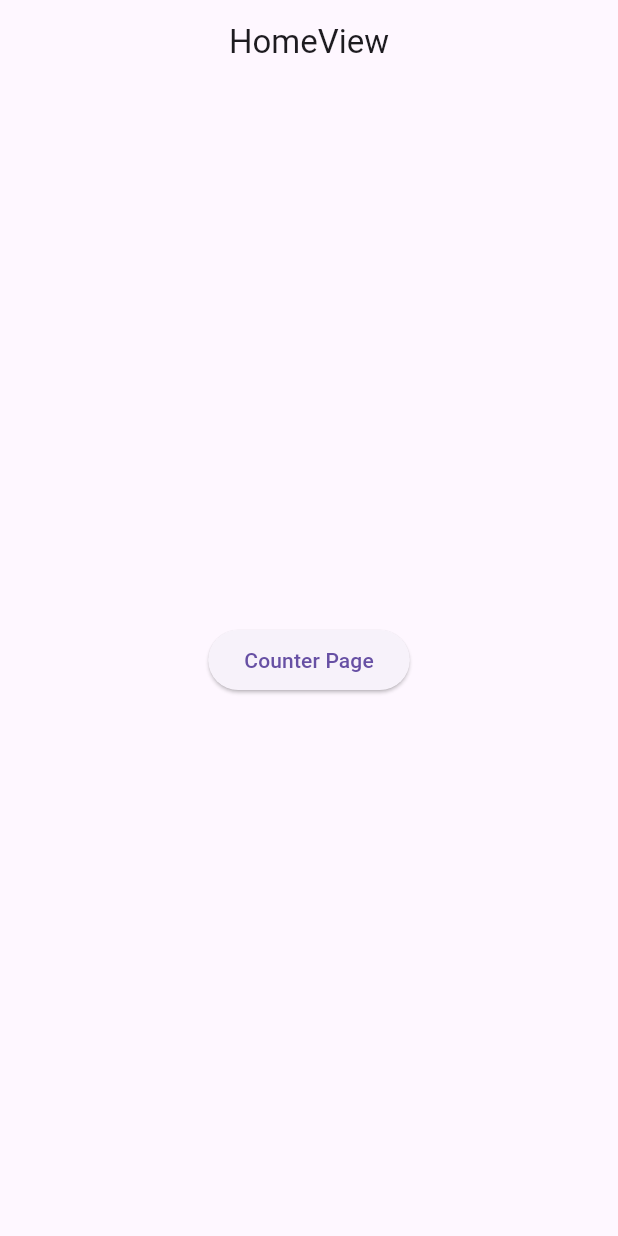
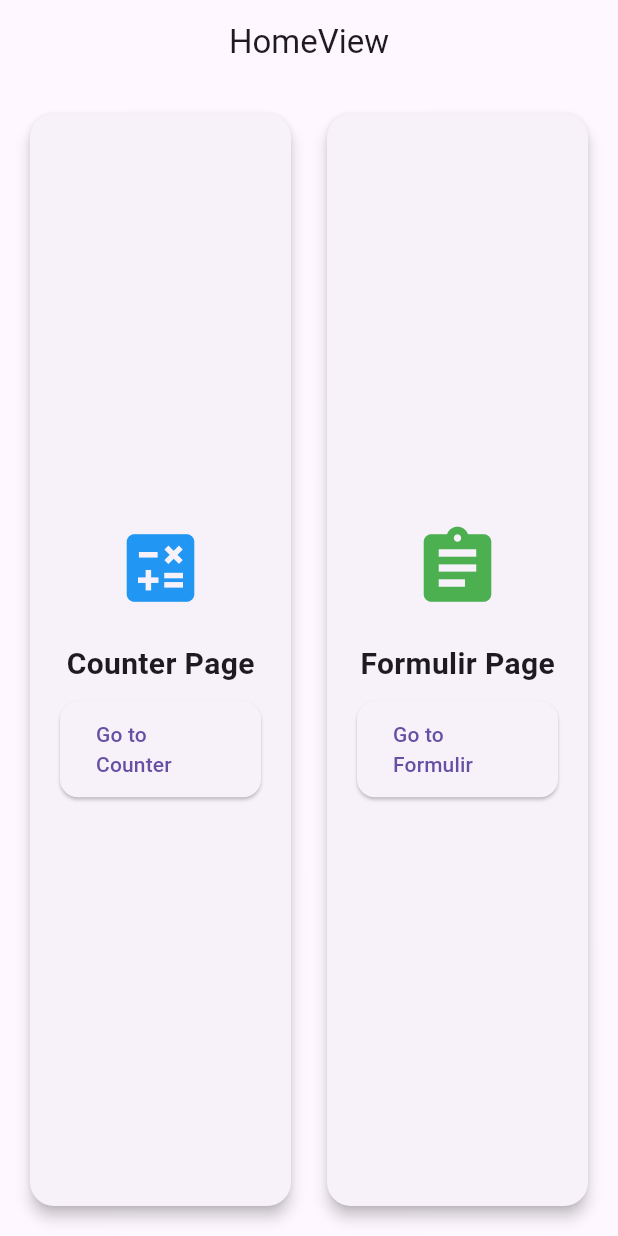
Before and after one commit to pahri-programming/belajar_getx, a Flutter app: the screen it shows after launch, on a phone screen of 412 x 824 dp. Run offline on Flutter 3.47's test engine with Material 3 defaults, Android fonts, the phone set to English and light mode, and no system bars; our stand-ins replace get.

Commit message:
belajar day 2

```diff
--- a/lib/app/modules/home/views/home_view.dart
+++ b/lib/app/modules/home/views/home_view.dart
@@ -1,23 +1,100 @@
 import 'package:flutter/material.dart';
-
 import 'package:get/get.dart';
 
-import '../controllers/home_controller.dart';
+class HomeView extends StatelessWidget {
+  const HomeView({super.key});
 
-class HomeView extends GetView<HomeController> {
-  const HomeView({Key? key}) : super(key: key);
   @override
   Widget build(BuildContext context) {
     return Scaffold(
       appBar: AppBar(
-        title: const Text('HomeView'),
+        title: const Text("HomeView"),
         centerTitle: true,
       ),
-      body: Center(
-        child: ElevatedButton(
-          onPressed: () => Get.toNamed("/counter"),
-          child: Text('Counter Page'),
-      ),
+      body: Padding(
+        padding: const EdgeInsets.all(16.0),
+        child: Row(
+          children: [
+            // KIRI
+            Expanded(
+              child: Card(
+                shape: RoundedRectangleBorder(
+                  borderRadius: BorderRadius.circular(16),
+                ),
+                elevation: 4,
+                child: Padding(
+                  padding: const EdgeInsets.all(20.0),
+                  child: Column(
+                    mainAxisAlignment: MainAxisAlignment.center,
+                    children: [
+                      const Icon(Icons.calculate, size: 60, color: Colors.blue),
+                      const SizedBox(height: 20),
+                      const Text(
+                        "Counter Page",
+                        style: TextStyle(
+                          fontSize: 20,
+                          fontWeight: FontWeight.bold,
+                        ),
+                      ),
+                      const SizedBox(height: 10),
+                      ElevatedButton(
+                        onPressed: () => Get.toNamed('/counter'),
+                        style: ElevatedButton.styleFrom(
+                          padding: const EdgeInsets.symmetric(
+                              horizontal: 24, vertical: 12),
+                          shape: RoundedRectangleBorder(
+                              borderRadius: BorderRadius.circular(12)),
+                        ),
+                        child: const Text("Go to Counter"),
+                      ),
+                    ],
+                  ),
+                ),
+              ),
+            ),
+
+            const SizedBox(width: 16),
+
+            // KANAN
+            Expanded(
+              child: Card(
+                shape: RoundedRectangleBorder(
+                  borderRadius: BorderRadius.circular(16),
+                ),
+                elevation: 4,
+                child: Padding(
+                  padding: const EdgeInsets.all(20.0),
+                  child: Column(
+                    mainAxisAlignment: MainAxisAlignment.center,
+                    children: [
+                      const Icon(Icons.assignment,
+                          size: 60, color: Colors.green),
+                      const SizedBox(height: 20),
+                      const Text(
+                        "Formulir Page",
+                        style: TextStyle(
+                          fontSize: 20,
+                          fontWeight: FontWeight.bold,
+                        ),
+                      ),
+                      const SizedBox(height: 10),
+                      ElevatedButton(
+                        onPressed: () => Get.toNamed('/formulir'),
+                        style: ElevatedButton.styleFrom(
+                          padding: const EdgeInsets.symmetric(
+                              horizontal: 24, vertical: 12),
+                          shape: RoundedRectangleBorder(
+                              borderRadius: BorderRadius.circular(12)),
+                        ),
+                        child: const Text("Go to Formulir"),
+                      ),
+                    ],
+                  ),
+                ),
+              ),
+            ),
+          ],
+        ),
       ),
     );
   }
--- a/lib/app/routes/app_pages.dart
+++ b/lib/app/routes/app_pages.dart
@@ -1,7 +1,11 @@
 import 'package:get/get.dart';
 
+import '../modules/barang/bindings/barang_binding.dart';
+import '../modules/barang/views/barang_view.dart';
 import '../modules/counter/bindings/counter_binding.dart';
 import '../modules/counter/views/counter_view.dart';
+import '../modules/formulir/bindings/formulir_binding.dart';
+import '../modules/formulir/views/formulir_view.dart';
 import '../modules/home/bindings/home_binding.dart';
 import '../modules/home/views/home_view.dart';
 
@@ -23,5 +27,15 @@ class AppPages {
       page: () => CounterView(),
       binding: CounterBinding(),
     ),
+    GetPage(
+      name: _Paths.FORMULIR,
+      page: () => const FormulirView(),
+      binding: FormulirBinding(),
+    ),
+    GetPage(
+      name: _Paths.BARANG,
+      page: () => BarangView(),
+      binding: BarangBinding(),
+    ),
   ];
 }
--- a/lib/app/routes/app_routes.dart
+++ b/lib/app/routes/app_routes.dart
@@ -5,10 +5,14 @@ abstract class Routes {
   Routes._();
   static const HOME = _Paths.HOME;
   static const COUNTER = _Paths.COUNTER;
+  static const FORMULIR = _Paths.FORMULIR;
+  static const BARANG = _Paths.BARANG;
 }
 
 abstract class _Paths {
   _Paths._();
   static const HOME = '/home';
   static const COUNTER = '/counter';
+  static const FORMULIR = '/formulir';
+  static const BARANG = '/barang';
 }
--- a/pubspec.yaml
+++ b/pubspec.yaml
@@ -8,6 +8,7 @@ environment:
 dependencies:
   cupertino_icons: ^1.0.2
   get: ^4.6.6
+  intl: 0.19.0
   flutter:
     sdk: flutter
 
```
Also changed, not shown: lib/app/modules/barang/bindings/barang_binding.dart (added, +12 -0 lines), lib/app/modules/barang/controllers/barang_controller.dart (added, +31 -0 lines), lib/app/modules/barang/views/barang_output_view.dart (added, +41 -0 lines), lib/app/modules/barang/views/barang_view.dart (added, +63 -0 lines), lib/app/modules/counter/views/counter_view.dart (+51 -10 lines), lib/app/modules/formulir/bindings/formulir_binding.dart (added, +12 -0 lines), lib/app/modules/formulir/controllers/formulir_controller.dart (added, +44 -0 lines), lib/app/modules/formulir/views/formulir_output_view.dart (added, +84 -0 lines), lib/app/modules/formulir/views/formulir_view.dart (added, +157 -0 lines), lib/app/modules/home/controllers/home_controller.dart (+10 -0 lines), pubspec.lock.
